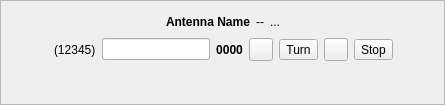
Above: mqt/MqtLogger/rotcontrolframe.ui from zsteva/backup-minos2 before the change. Below: the same form after it.
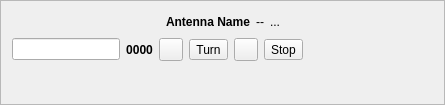
That is the form after the change.

What changed in the file:
```diff
--- a/mqt/MqtLogger/rotcontrolframe.ui
+++ b/mqt/MqtLogger/rotcontrolframe.ui
@@ -86,29 +86,6 @@
       <layout class="QHBoxLayout" name="horizontalLayout_6">
        <item>
         <layout class="QHBoxLayout" name="horizontalLayout_5">
-         <item>
-          <spacer name="horizontalSpacer_4">
-           <property name="orientation">
-            <enum>Qt::Horizontal</enum>
-           </property>
-           <property name="sizeHint" stdset="0">
-            <size>
-             <width>28</width>
-             <height>14</height>
-            </size>
-           </property>
-          </spacer>
-         </item>
-         <item>
-          <widget class="QLabel" name="DistSt">
-           <property name="text">
-            <string>(12345)</string>
-           </property>
-           <property name="margin">
-            <number>0</number>
-           </property>
-          </widget>
-         </item>
          <item>
           <widget class="QLineEdit" name="BrgSt">
            <property name="sizePolicy">
```
